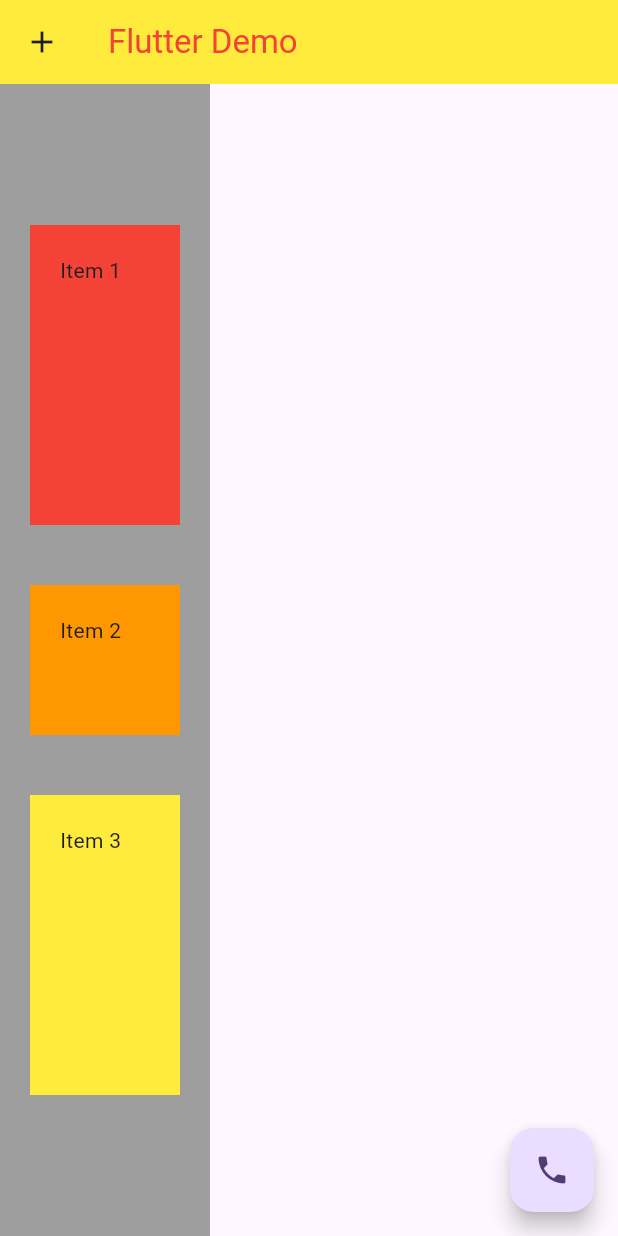
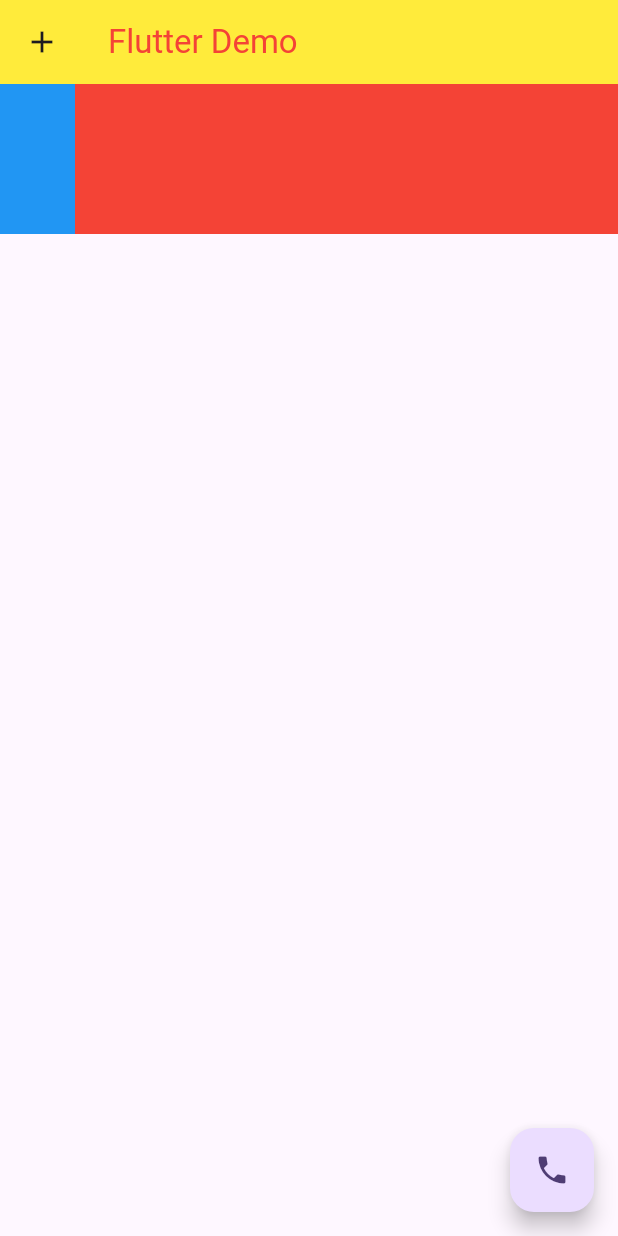
Before and after one commit to Danudeth/my_flutter_app, a Flutter app: the screen it shows after launch, on a phone screen of 412 x 824 dp. Run offline on Flutter 3.47's test engine with Material 3 defaults, Android fonts, the phone set to English and light mode, and no system bars.

Commit message:
Expanded_Responsive

```diff
--- a/lib/main.dart
+++ b/lib/main.dart
@@ -28,37 +28,25 @@ class MyApp extends StatelessWidget {
           ),
           body: Container(
             color: Colors.grey,
-            child: Column(
-              mainAxisAlignment: MainAxisAlignment.center,
-              crossAxisAlignment: CrossAxisAlignment.center,
-              // mainAxisSize: MainAxisSize.max,
+            child: Row(
               children: [
-                Container(
-                  color: Colors.red,
-                  width: 100,
-                  height: 200,
-                  padding: const EdgeInsets.all(20),
-                  margin: const EdgeInsets.all(20),
-                  child: Text("Item 1"),
-                ),
-                Container(
-                  color: Colors.orange,
-                  width: 100,
-                  height: 100,
-                  padding: const EdgeInsets.all(20),
-                  margin: const EdgeInsets.all(20),
-                  child: Text("Item 2"),
-                ),
-                Container(
-                  color: Colors.yellow,
-                  width: 100,
-                  height: 200,
-                  padding: const EdgeInsets.all(20),
-                  margin: const EdgeInsets.all(20),
-                  child: Text("Item 3"),
+                // Expanded(
+                  // flex: 1,
+                  Container(
+                    color: Colors.blue,
+                    height: 100,
+                    width: 50,
+                  ),
+                // ),
+                Expanded(
+                  flex: 4,
+                  child: Container(
+                    color: Colors.red,
+                    height: 100,
+                  ),
                 ),
               ],
-          ),
+            ),
           ),
           floatingActionButton: FloatingActionButton(
             onPressed: () {
```
